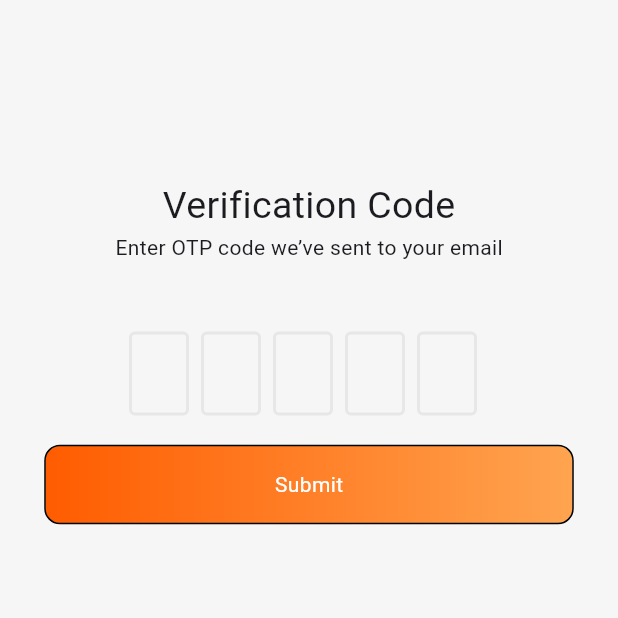
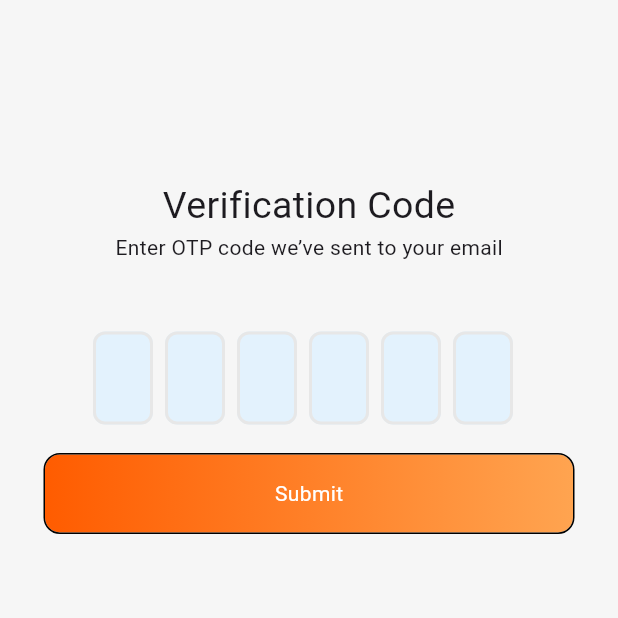
Before and after one commit to Awaishasan/habit_tarcker, a Flutter app: the OtpScreen screen opened by its route, on a phone screen of 412 x 824 dp, the top half of it. Run offline on Flutter 3.47's test engine with Material 3 defaults, Android fonts, the phone set to English and light mode, and no system bars; drawn by our look-alikes of flutter_otp_text_field; our stand-ins replace firebase_core, get; accounts and stored records are empty.

Commit message:
add some ui work

```diff
--- a/lib/constants/app_button.dart
+++ b/lib/constants/app_button.dart
@@ -1,23 +1,36 @@
 import 'package:flutter/cupertino.dart';
+import 'package:provider/provider.dart';
+
+import '../controller/button_press_provider.dart';
 
 class AppButton extends StatelessWidget {
   final VoidCallback ontab;
   final String btnName;
 
 
-  const AppButton({super.key, required this.ontab, required this.btnName,});
+
+
+  const AppButton({super.key, required this.ontab, required this.btnName, });
 
   @override
   Widget build(BuildContext context) {
-    bool isSelected = true;
-    return GestureDetector(
-      onTap: ontab,
-      child: Container(
+
+    return  Consumer<ButtonPressProvider>(builder: (context, pressProvider, child) {
+      return  GestureDetector(
+        onTapDown: (_)=>  pressProvider.setPressed(true),
+        onTapUp: (_) {
+          pressProvider.setPressed(false);
+          ontab();
+        },
+       onTapCancel: ()=> pressProvider.setPressed(false),
+        child: AnimatedContainer(
+          duration: Duration(microseconds: 120),
           height: 52,
           width: double.infinity,
           decoration: BoxDecoration(
 
-          border:  Border.all(strokeAlign: BorderSide.strokeAlignCenter),
+              border:    Border.all(
+                  strokeAlign: pressProvider.isPressed? BorderSide.strokeAlignCenter: BorderSide.strokeAlignOutside),
               borderRadius: BorderRadius.circular(10),
               gradient: LinearGradient(
                   begin: Alignment.centerLeft,
@@ -32,5 +45,7 @@ class AppButton extends StatelessWidget {
           child: Center(child: Text(btnName,style: TextStyle(color: Color(0xffffffff),fontSize: 14),)),
         ),
       );
+    },);
+
   }
 }
--- /dev/null
+++ b/lib/controller/button_press_provider.dart
@@ -0,0 +1,12 @@
+import 'package:flutter/material.dart';
+
+class ButtonPressProvider with ChangeNotifier {
+  bool _isPressed = false;
+
+  bool get isPressed => _isPressed;
+
+  void setPressed(bool value) {
+    _isPressed = value;
+    notifyListeners();
+  }
+}
--- /dev/null
+++ b/lib/firebase_service/auth_controller.dart
@@ -0,0 +1,5 @@
+import 'package:flutter/cupertino.dart';
+
+class AuthController extends ChangeNotifier{
+
+}
--- a/lib/main.dart
+++ b/lib/main.dart
@@ -9,6 +9,7 @@ import 'package:provider_practice/screens/signup_screen.dart';
 
 import 'configuration/approuter.dart';
 
+import 'controller/button_press_provider.dart';
 import 'controller/counter_Controller.dart';
 import 'controller/forgetPassword_controller.dart';
 import 'controller/loginController.dart';
@@ -28,6 +29,8 @@ Future<void> main() async {
         ChangeNotifierProvider(create: (_) => SignupController()),
         ChangeNotifierProvider(create: (_) => LoginController()),
         ChangeNotifierProvider(create: (_) => ForgetPasswordController()),
+        ChangeNotifierProvider(create: (_) => ButtonPressProvider()),
+
       ],
       child: MyApp(),
     ),
--- a/lib/screens/otp_screen.dart
+++ b/lib/screens/otp_screen.dart
@@ -1,4 +1,5 @@
 import 'package:flutter/material.dart';
+import 'package:flutter/services.dart';
 import 'package:flutter_otp_text_field/flutter_otp_text_field.dart';
 import 'package:provider_practice/constants/app_button.dart';
 import 'package:provider_practice/constants/appcolour.dart';
@@ -19,9 +20,21 @@ class OtpScreen extends StatelessWidget {
           Text("Enter OTP code we’ve sent to your email",style: TextStyle(fontSize: 14),),
           46.veritcal,
           OtpTextField(
-            numberOfFields: 5,
+            numberOfFields: 6,
             borderColor: Color(0xFFEDEDED),
+
+            borderRadius: BorderRadius.circular(8),
+            fillColor: Colors.blue.shade50,
+            keyboardType: TextInputType.number,
+            inputFormatters: [FilteringTextInputFormatter.digitsOnly],
+            filled: true,
             showFieldAsBox: true,
+            showCursor: true,
+
+            textStyle: TextStyle(
+              fontSize: 20,
+              fontWeight: FontWeight.bold,
+            ),
             onCodeChanged: (String code) {
               // handle validation or live changes
             },
--- a/pubspec.yaml
+++ b/pubspec.yaml
@@ -37,6 +37,7 @@ dependencies:
   cupertino_icons: ^1.0.8
   flutter_otp_text_field: ^1.5.1+1
   firebase_core: ^2.15.0
+  firebase_auth: ^4.7.2
   provider:
   get:
 
```
Also changed, not shown: lib/screens/new_password.dart (+7 -1 lines), pubspec.lock. Lines whose indentation alone changed are shown as unchanged.
